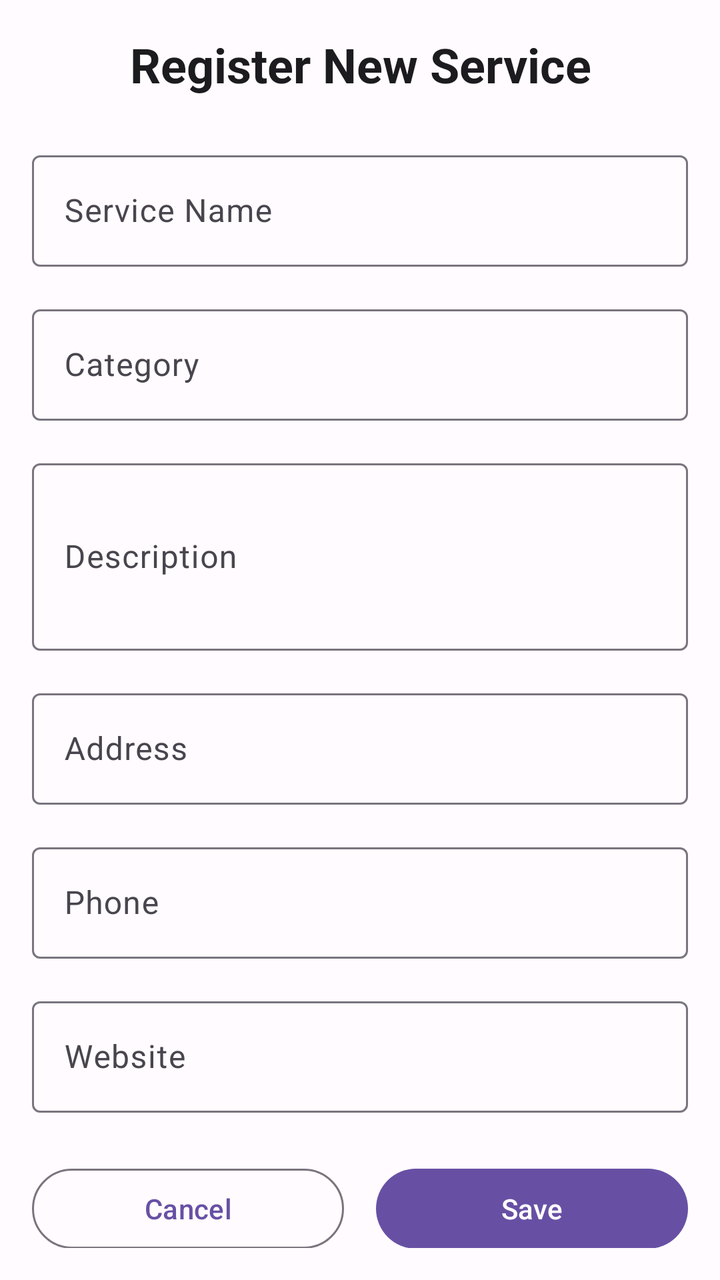
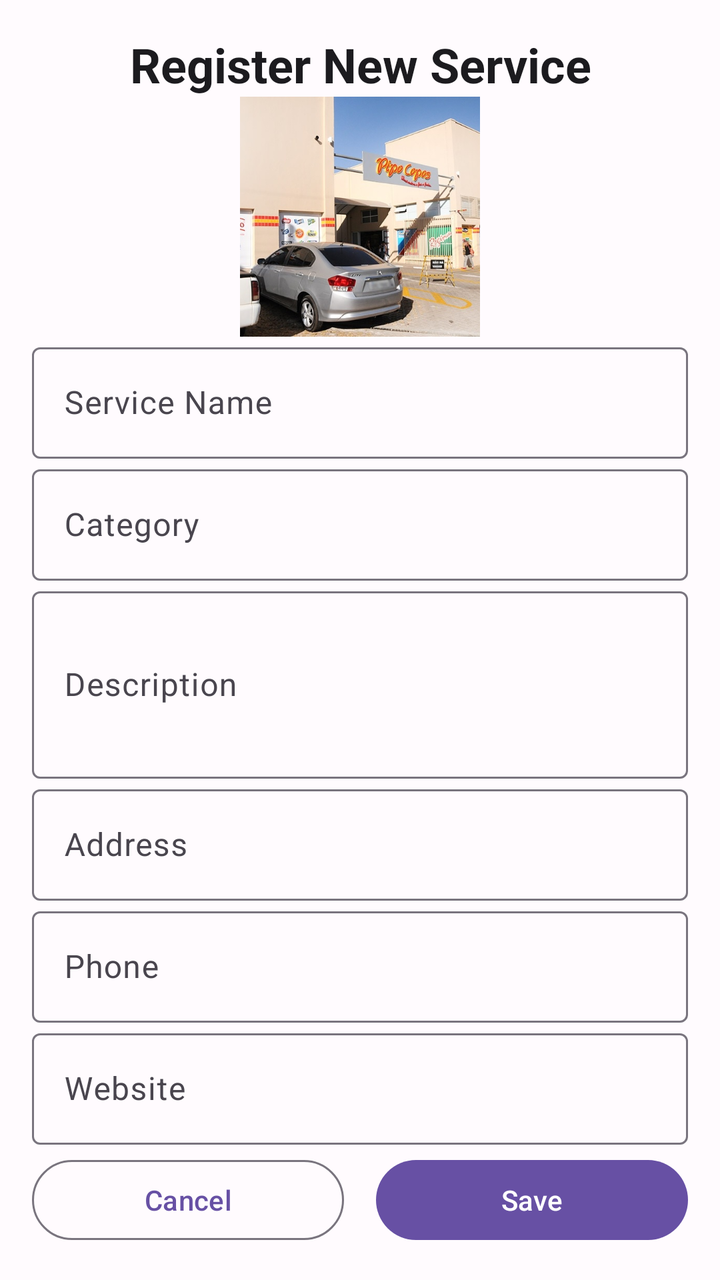

An Android layout rendered at two revisions. The XML below is the earlier revision; the diff shows what the commit changed to produce the second picture.
<!-- AndroidManifest.xml: application theme Theme.GuiaPocketBairroVilaXavier -->
<!-- res/layout/activity_cadastro_servico.xml -->
<?xml version="1.0" encoding="utf-8"?>
<ScrollView xmlns:android="http://schemas.android.com/apk/res/android"
    xmlns:app="http://schemas.android.com/apk/res-auto"
    android:layout_width="match_parent"
    android:layout_height="match_parent"
    android:background="?attr/colorSurface"
    android:padding="16dp">

    <LinearLayout
        android:layout_width="match_parent"
        android:layout_height="wrap_content"
        android:orientation="vertical">

        <TextView
            android:layout_width="match_parent"
            android:layout_height="wrap_content"
            android:text="@string/register_new_service"
            android:textSize="24sp"
            android:textStyle="bold"
            android:gravity="center"
            android:textColor="?attr/colorOnSurface"
            android:paddingBottom="24dp" />

        <com.google.android.material.textfield.TextInputLayout
            android:layout_width="match_parent"
            android:layout_height="wrap_content"
            android:layout_marginBottom="16dp"
            app:boxBackgroundMode="outline">

            <com.google.android.material.textfield.TextInputEditText
                android:id="@+id/etNome"
                android:layout_width="match_parent"
                android:layout_height="wrap_content"
                android:hint="@string/service_name"
                android:inputType="textCapWords" />
        </com.google.android.material.textfield.TextInputLayout>

        <com.google.android.material.textfield.TextInputLayout
            android:layout_width="match_parent"
            android:layout_height="wrap_content"
            android:layout_marginBottom="16dp"
            app:boxBackgroundMode="outline">

            <com.google.android.material.textfield.TextInputEditText
                android:id="@+id/etCategoria"
                android:layout_width="match_parent"
                android:layout_height="wrap_content"
                android:hint="@string/category" />
        </com.google.android.material.textfield.TextInputLayout>

        <com.google.android.material.textfield.TextInputLayout
            android:layout_width="match_parent"
            android:layout_height="wrap_content"
            android:layout_marginBottom="16dp"
            app:boxBackgroundMode="outline">

            <com.google.android.material.textfield.TextInputEditText
                android:id="@+id/etDescricao"
                android:layout_width="match_parent"
                android:layout_height="wrap_content"
                android:hint="@string/description"
                android:inputType="textMultiLine"
                android:minLines="3" />
        </com.google.android.material.textfield.TextInputLayout>

        <com.google.android.material.textfield.TextInputLayout
            android:layout_width="match_parent"
            android:layout_height="wrap_content"
            android:layout_marginBottom="16dp"
            app:boxBackgroundMode="outline">

            <com.google.android.material.textfield.TextInputEditText
                android:id="@+id/etEndereco"
                android:layout_width="match_parent"
                android:layout_height="wrap_content"
                android:hint="@string/address"
                android:inputType="textPostalAddress" />
        </com.google.android.material.textfield.TextInputLayout>

        <com.google.android.material.textfield.TextInputLayout
            android:layout_width="match_parent"
            android:layout_height="wrap_content"
            android:layout_marginBottom="16dp"
            app:boxBackgroundMode="outline">

            <com.google.android.material.textfield.TextInputEditText
                android:id="@+id/etTelefone"
                android:layout_width="match_parent"
                android:layout_height="wrap_content"
                android:hint="@string/phone"
                android:inputType="phone" />
        </com.google.android.material.textfield.TextInputLayout>

        <com.google.android.material.textfield.TextInputLayout
            android:layout_width="match_parent"
            android:layout_height="wrap_content"
            android:layout_marginBottom="24dp"
            app:boxBackgroundMode="outline">

            <com.google.android.material.textfield.TextInputEditText
                android:id="@+id/etWebsite"
                android:layout_width="match_parent"
                android:layout_height="wrap_content"
                android:hint="@string/website"
                android:inputType="textUri" />
        </com.google.android.material.textfield.TextInputLayout>

        <LinearLayout
            android:layout_width="match_parent"
            android:layout_height="wrap_content"
            android:orientation="horizontal">

            <com.google.android.material.button.MaterialButton
                android:id="@+id/btnCancelar"
                android:layout_width="0dp"
                android:layout_height="wrap_content"
                android:layout_weight="1"
                android:layout_marginEnd="8dp"
                android:text="@string/cancel"
                style="@style/Widget.Material3.Button.OutlinedButton" />

            <com.google.android.material.button.MaterialButton
                android:id="@+id/btnSalvar"
                android:layout_width="0dp"
                android:layout_height="wrap_content"
                android:layout_weight="1"
                android:layout_marginStart="8dp"
                android:text="@string/save"
                style="@style/Widget.Material3.Button" />
        </LinearLayout>
    </LinearLayout>
</ScrollView>
<!-- resources referenced by this layout -->
<resources>
  <string name="address">Address</string>
  <string name="cancel">Cancel</string>
  <string name="category">Category</string>
  <string name="description">Description</string>
  <string name="phone">Phone</string>
  <string name="register_new_service">Register New Service</string>
  <string name="save">Save</string>
  <string name="service_name">Service Name</string>
  <string name="website">Website</string>
  <style name="Theme.GuiaPocketBairroVilaXavier" parent="Base.Theme.GuiaPocketBairroVilaXavier" />
  <style name="Base.Theme.GuiaPocketBairroVilaXavier" parent="Theme.Material3.DayNight.NoActionBar">
          <item name="colorPrimary">@color/primary_color</item>
          <item name="colorOnPrimary">@color/white</item>
          <item name="colorPrimaryContainer">@color/primary_dark</item>
          <item name="colorOnPrimaryContainer">@color/white</item>
          <item name="colorSecondary">@color/secondary_color</item>
          <item name="colorOnSecondary">@color/white</item>
  
          
          <item name="android:colorBackground">@color/surface_color</item>
          <item name="colorOnBackground">@color/on_surface</item>
          <item name="colorSurface">@color/surface_color</item>
          <item name="colorOnSurface">@color/on_surface</item>
          <item name="colorSurfaceVariant">@color/surface_variant_light</item>
          <item name="colorOnSurfaceVariant">@color/on_surface_variant_light</item>
          <item name="colorOutline">@color/outline</item>
  
          <item name="android:statusBarColor">@android:color/transparent</item>
      </style>
  <color name="primary_color">#6750A4</color>
  <color name="white">#FFFFFF</color>
  <color name="primary_dark">#21005E</color>
  <color name="secondary_color">#625B71</color>
  <color name="surface_color">#FFFBFE</color>
  <color name="on_surface">#1C1B1F</color>
  <color name="surface_variant_light">#E7E0EC</color>
  <color name="on_surface_variant_light">#49454E</color>
  <color name="outline">#79747E</color>
</resources>

<!-- the commit's change to res/layout/activity_cadastro_servico.xml (unified diff, before → after) -->
@@ -1,132 +1,184 @@
 <?xml version="1.0" encoding="utf-8"?>
-<ScrollView xmlns:android="http://schemas.android.com/apk/res/android"
+<androidx.constraintlayout.widget.ConstraintLayout
+    xmlns:android="http://schemas.android.com/apk/res/android"
     xmlns:app="http://schemas.android.com/apk/res-auto"
+    xmlns:tools="http://schemas.android.com/tools"
     android:layout_width="match_parent"
     android:layout_height="match_parent"
     android:background="?attr/colorSurface"
     android:padding="16dp">
 
-    <LinearLayout
-        android:layout_width="match_parent"
-        android:layout_height="wrap_content"
-        android:orientation="vertical">
+    <ScrollView
+        android:layout_width="0dp"
+        android:layout_height="0dp"
+        app:layout_constraintStart_toStartOf="parent"
+        app:layout_constraintEnd_toEndOf="parent"
+        app:layout_constraintTop_toTopOf="parent"
+        app:layout_constraintBottom_toTopOf="@id/btnCancelar">
 
-        <TextView
+        <androidx.constraintlayout.widget.ConstraintLayout
             android:layout_width="match_parent"
-            android:layout_height="wrap_content"
-            android:text="@string/register_new_service"
-            android:textSize="24sp"
-            android:textStyle="bold"
-            android:gravity="center"
-            android:textColor="?attr/colorOnSurface"
-            android:paddingBottom="24dp" />
+            android:layout_height="wrap_content">
 
-        <com.google.android.material.textfield.TextInputLayout
-            android:layout_width="match_parent"
-            android:layout_height="wrap_content"
-            android:layout_marginBottom="16dp"
-            app:boxBackgroundMode="outline">
-
-            <com.google.android.material.textfield.TextInputEditText
-                android:id="@+id/etNome"
-                android:layout_width="match_parent"
-                android:layout_height="wrap_content"
-                android:hint="@string/service_name"
-                android:inputType="textCapWords" />
-        </com.google.android.material.textfield.TextInputLayout>
-
-        <com.google.android.material.textfield.TextInputLayout
-            android:layout_width="match_parent"
-            android:layout_height="wrap_content"
-            android:layout_marginBottom="16dp"
-            app:boxBackgroundMode="outline">
-
-            <com.google.android.material.textfield.TextInputEditText
-                android:id="@+id/etCategoria"
-                android:layout_width="match_parent"
-                android:layout_height="wrap_content"
-                android:hint="@string/category" />
-        </com.google.android.material.textfield.TextInputLayout>
-
-        <com.google.android.material.textfield.TextInputLayout
-            android:layout_width="match_parent"
-            android:layout_height="wrap_content"
-            android:layout_marginBottom="16dp"
-            app:boxBackgroundMode="outline">
-
-            <com.google.android.material.textfield.TextInputEditText
-                android:id="@+id/etDescricao"
-                android:layout_width="match_parent"
-                android:layout_height="wrap_content"
-                android:hint="@string/description"
-                android:inputType="textMultiLine"
-                android:minLines="3" />
-        </com.google.android.material.textfield.TextInputLayout>
-
-        <com.google.android.material.textfield.TextInputLayout
-            android:layout_width="match_parent"
-            android:layout_height="wrap_content"
-            android:layout_marginBottom="16dp"
-            app:boxBackgroundMode="outline">
-
-            <com.google.android.material.textfield.TextInputEditText
-                android:id="@+id/etEndereco"
-                android:layout_width="match_parent"
-                android:layout_height="wrap_content"
-                android:hint="@string/address"
-                android:inputType="textPostalAddress" />
-        </com.google.android.material.textfield.TextInputLayout>
-
-        <com.google.android.material.textfield.TextInputLayout
-            android:layout_width="match_parent"
-            android:layout_height="wrap_content"
-            android:layout_marginBottom="16dp"
-            app:boxBackgroundMode="outline">
-
-            <com.google.android.material.textfield.TextInputEditText
-                android:id="@+id/etTelefone"
-                android:layout_width="match_parent"
-                android:layout_height="wrap_content"
-                android:hint="@string/phone"
-                android:inputType="phone" />
-        </com.google.android.material.textfield.TextInputLayout>
-
-        <com.google.android.material.textfield.TextInputLayout
-            android:layout_width="match_parent"
-            android:layout_height="wrap_content"
-            android:layout_marginBottom="24dp"
-            app:boxBackgroundMode="outline">
-
-            <com.google.android.material.textfield.TextInputEditText
-                android:id="@+id/etWebsite"
-                android:layout_width="match_parent"
-                android:layout_height="wrap_content"
-                android:hint="@string/website"
-                android:inputType="textUri" />
-        </com.google.android.material.textfield.TextInputLayout>
-
-        <LinearLayout
-            android:layout_width="match_parent"
-            android:layout_height="wrap_content"
-            android:orientation="horizontal">
-
-            <com.google.android.material.button.MaterialButton
-                android:id="@+id/btnCancelar"
+            <TextView
+                android:id="@+id/tvTituloCadastro"
                 android:layout_width="0dp"
                 android:layout_height="wrap_content"
-                android:layout_weight="1"
-                android:layout_marginEnd="8dp"
-                android:text="@string/cancel"
-                style="@style/Widget.Material3.Button.OutlinedButton" />
+                android:text="@string/register_new_service"
+                android:textSize="24sp"
+                android:textStyle="bold"
+                android:gravity="center"
+                android:textColor="?attr/colorOnSurface"
+                app:layout_constraintStart_toStartOf="parent"
+                app:layout_constraintEnd_toEndOf="parent"
+                app:layout_constraintTop_toTopOf="parent"
+                android:layout_marginBottom="24dp" />
 
-            <com.google.android.material.button.MaterialButton
-                android:id="@+id/btnSalvar"
+            <ImageView
+                android:id="@+id/imgFotoCadastro"
+                android:layout_width="120dp"
+                android:layout_height="120dp"
+                android:scaleType="centerCrop"
+                android:background="?attr/colorSurfaceVariant"
+                android:contentDescription="@string/service_image"
+                android:src="@drawable/pipocopos"
+                app:layout_constraintStart_toStartOf="parent"
+                app:layout_constraintEnd_toEndOf="parent"
+                app:layout_constraintTop_toBottomOf="@id/tvTituloCadastro"
+                android:layout_marginBottom="24dp" />
+
+            <com.google.android.material.textfield.TextInputLayout
+                android:id="@+id/tilNome"
                 android:layout_width="0dp"
                 android:layout_height="wrap_content"
-                android:layout_weight="1"
-                android:layout_marginStart="8dp"
-                android:text="@string/save"
-                style="@style/Widget.Material3.Button" />
-        </LinearLayout>
-    </LinearLayout>
-</ScrollView>
+                app:boxBackgroundMode="outline"
+                app:layout_constraintStart_toStartOf="parent"
+                app:layout_constraintEnd_toEndOf="parent"
+                app:layout_constraintTop_toBottomOf="@id/imgFotoCadastro"
+                android:layout_marginBottom="16dp">
+
+                <com.google.android.material.textfield.TextInputEditText
+                    android:id="@+id/etNome"
+                    android:layout_width="match_parent"
+                    android:layout_height="wrap_content"
+                    android:hint="@string/service_name"
+                    android:inputType="textCapWords" />
+            </com.google.android.material.textfield.TextInputLayout>
+
+            <com.google.android.material.textfield.TextInputLayout
+                android:id="@+id/tilCategoria"
+                android:layout_width="0dp"
+                android:layout_height="wrap_content"
+                app:boxBackgroundMode="outline"
+                app:layout_constraintStart_toStartOf="parent"
+                app:layout_constraintEnd_toEndOf="parent"
+                app:layout_constraintTop_toBottomOf="@id/tilNome"
+                android:layout_marginBottom="16dp">
+
+                <com.google.android.material.textfield.TextInputEditText
+                    android:id="@+id/etCategoria"
+                    android:layout_width="match_parent"
+                    android:layout_height="wrap_content"
+                    android:hint="@string/category" />
+            </com.google.android.material.textfield.TextInputLayout>
+
+            <com.google.android.material.textfield.TextInputLayout
+                android:id="@+id/tilDescricao"
+                android:layout_width="0dp"
+                android:layout_height="wrap_content"
+                app:boxBackgroundMode="outline"
+                app:layout_constraintStart_toStartOf="parent"
+                app:layout_constraintEnd_toEndOf="parent"
+                app:layout_constraintTop_toBottomOf="@id/tilCategoria"
+                android:layout_marginBottom="16dp">
+
+                <com.google.android.material.textfield.TextInputEditText
+                    android:id="@+id/etDescricao"
+                    android:layout_width="match_parent"
+                    android:layout_height="wrap_content"
+                    android:hint="@string/description"
+                    android:inputType="textMultiLine"
+                    android:minLines="3" />
+            </com.google.android.material.textfield.TextInputLayout>
+
+            <com.google.android.material.textfield.TextInputLayout
+                android:id="@+id/tilEndereco"
+                android:layout_width="0dp"
+                android:layout_height="wrap_content"
+                app:boxBackgroundMode="outline"
+                app:layout_constraintStart_toStartOf="parent"
+                app:layout_constraintEnd_toEndOf="parent"
+                app:layout_constraintTop_toBottomOf="@id/tilDescricao"
+                android:layout_marginBottom="16dp">
+
+                <com.google.android.material.textfield.TextInputEditText
+                    android:id="@+id/etEndereco"
+                    android:layout_width="match_parent"
+                    android:layout_height="wrap_content"
+                    android:hint="@string/address"
+                    android:inputType="textPostalAddress" />
+            </com.google.android.material.textfield.TextInputLayout>
+
+            <com.google.android.material.textfield.TextInputLayout
+                android:id="@+id/tilTelefone"
+                android:layout_width="0dp"
+                android:layout_height="wrap_content"
+                app:boxBackgroundMode="outline"
+                app:layout_constraintStart_toStartOf="parent"
+                app:layout_constraintEnd_toEndOf="parent"
+                app:layout_constraintTop_toBottomOf="@id/tilEndereco"
+                android:layout_marginBottom="16dp">
+
+                <com.google.android.material.textfield.TextInputEditText
+                    android:id="@+id/etTelefone"
+                    android:layout_width="match_parent"
+                    android:layout_height="wrap_content"
+                    android:hint="@string/phone"
+                    android:inputType="phone" />
+            </com.google.android.material.textfield.TextInputLayout>
+
+            <com.google.android.material.textfield.TextInputLayout
+                android:id="@+id/tilWebsite"
+                android:layout_width="0dp"
+                android:layout_height="wrap_content"
+                app:boxBackgroundMode="outline"
+                app:layout_constraintStart_toStartOf="parent"
+                app:layout_constraintEnd_toEndOf="parent"
+                app:layout_constraintTop_toBottomOf="@id/tilTelefone"
+                android:layout_marginBottom="24dp">
+
+                <com.google.android.material.textfield.TextInputEditText
+                    android:id="@+id/etWebsite"
+                    android:layout_width="match_parent"
+                    android:layout_height="wrap_content"
+                    android:hint="@string/website"
+                    android:inputType="textUri" />
+            </com.google.android.material.textfield.TextInputLayout>
+
+        </androidx.constraintlayout.widget.ConstraintLayout>
+    </ScrollView>
+
+    <com.google.android.material.button.MaterialButton
+        android:id="@+id/btnCancelar"
+        android:layout_width="0dp"
+        android:layout_height="wrap_content"
+        android:text="@string/cancel"
+        style="@style/Widget.Material3.Button.OutlinedButton"
+        app:layout_constraintStart_toStartOf="parent"
+        app:layout_constraintEnd_toStartOf="@id/btnSalvar"
+        app:layout_constraintBottom_toBottomOf="parent"
+        android:layout_marginEnd="8dp" />
+
+    <com.google.android.material.button.MaterialButton
+        android:id="@+id/btnSalvar"
+        android:layout_width="0dp"
+        android:layout_height="wrap_content"
+        android:text="@string/save"
+        style="@style/Widget.Material3.Button"
+        app:layout_constraintStart_toEndOf="@id/btnCancelar"
+        app:layout_constraintEnd_toEndOf="parent"
+        app:layout_constraintTop_toTopOf="@id/btnCancelar"
+        app:layout_constraintBottom_toBottomOf="@id/btnCancelar"
+        android:layout_marginStart="8dp" />
+
+</androidx.constraintlayout.widget.ConstraintLayout>
<!-- resource entries referenced after the edit -->
@@ -1,5 +1,6 @@
 <!-- resources referenced by this layout -->
 <resources>
+  <!-- drawable pipocopos: jpg bitmap (drawable, 122693 bytes) -->
   <string name="address">Address</string>
   <string name="cancel">Cancel</string>
   <string name="category">Category</string>
@@ -7,6 +8,7 @@
   <string name="phone">Phone</string>
   <string name="register_new_service">Register New Service</string>
   <string name="save">Save</string>
+  <string name="service_image">Service Image</string>
   <string name="service_name">Service Name</string>
   <string name="website">Website</string>
   <style name="Theme.GuiaPocketBairroVilaXavier" parent="Base.Theme.GuiaPocketBairroVilaXavier" />
